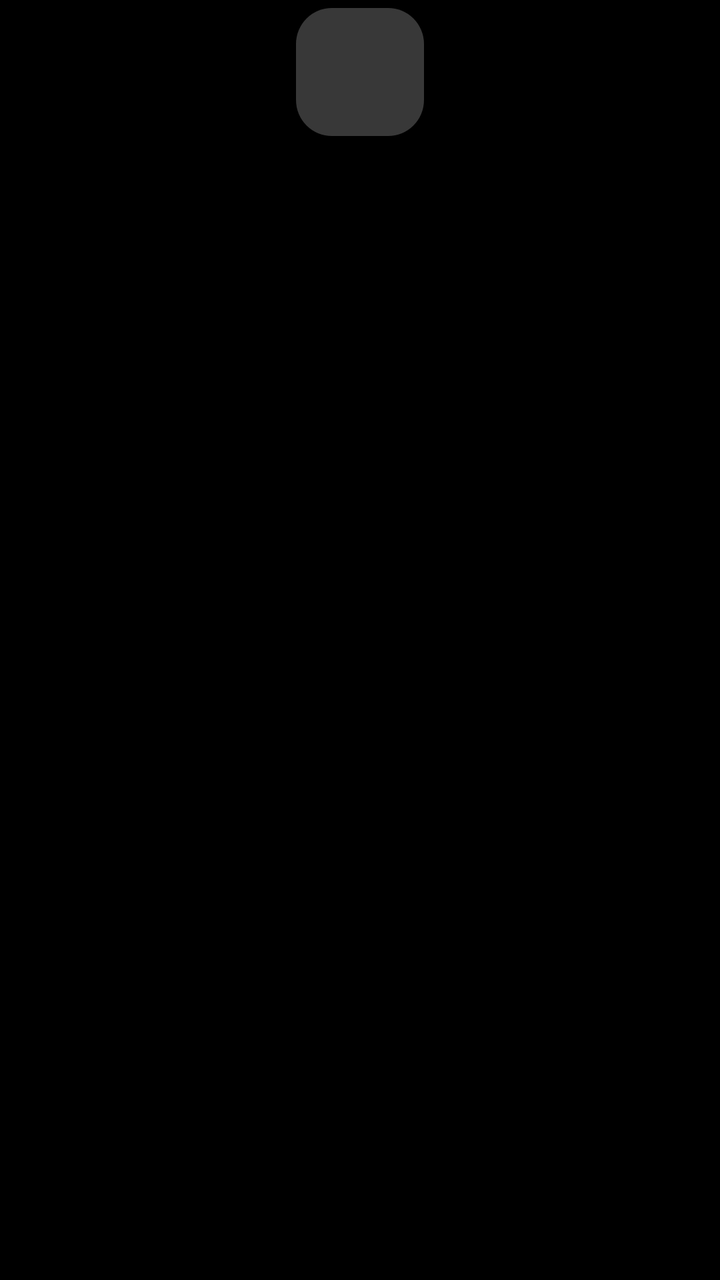
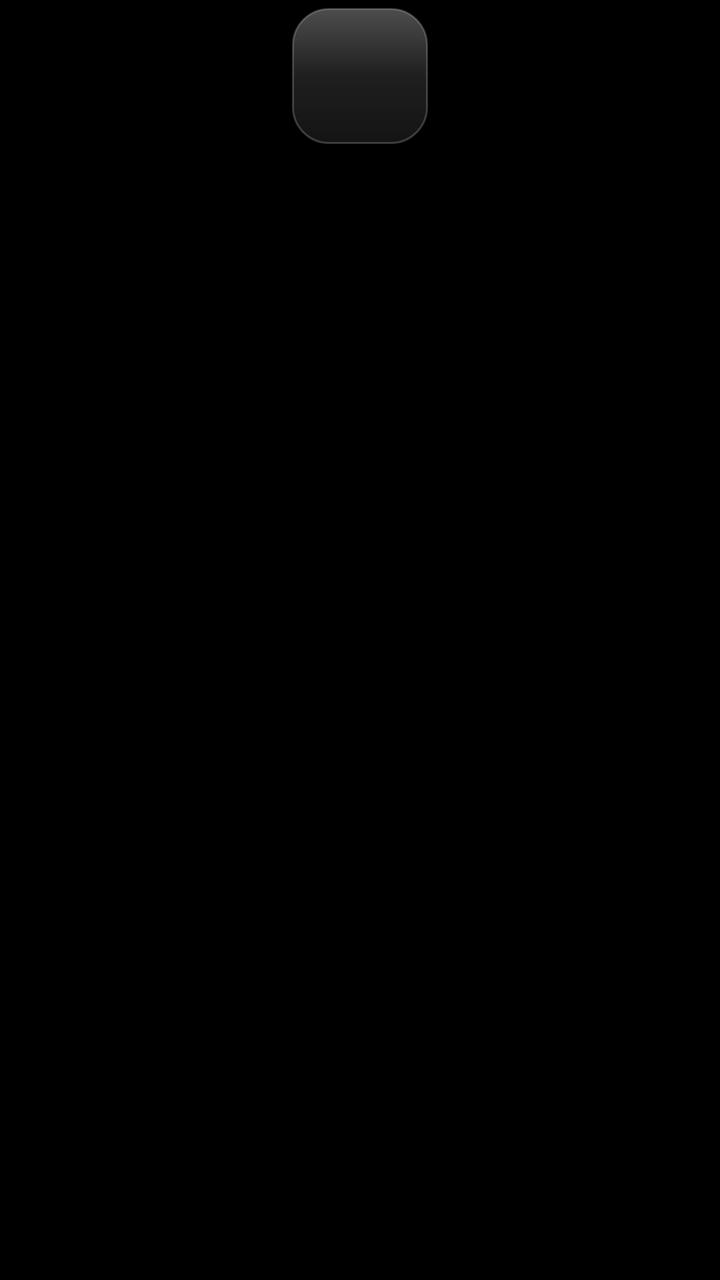

Before-and-after screenshots of an Android layout around one commit, followed by the original layout XML and the change that was made.
<!-- AndroidManifest.xml: application theme Theme.TvHome -->
<!-- res/layout/item_cc_tile.xml -->
<?xml version="1.0" encoding="utf-8"?>
<LinearLayout xmlns:android="http://schemas.android.com/apk/res/android"
    android:layout_width="84dp"
    android:layout_height="96dp"
    android:orientation="vertical"
    android:gravity="center_horizontal"
    android:paddingTop="4dp"
    android:clickable="true"
    android:focusable="true">

    <FrameLayout
        android:id="@+id/tileIconBg"
        android:layout_width="64dp"
        android:layout_height="64dp"
        android:background="@drawable/cc_tile_bg"
        android:gravity="center"
        android:duplicateParentState="true">

        <ImageView
            android:id="@+id/tileIcon"
            android:layout_width="28dp"
            android:layout_height="28dp"
            android:layout_gravity="center"
            android:contentDescription="@null" />
    </FrameLayout>

    <TextView
        android:id="@+id/tileLabel"
        android:layout_width="84dp"
        android:layout_height="wrap_content"
        android:layout_marginTop="6dp"
        android:gravity="center"
        android:singleLine="true"
        android:ellipsize="end"
        android:textColor="#D9FFFFFF"
        android:duplicateParentState="true"
        android:textSize="12sp"
        android:fontFamily="@font/outfit_medium" />
</LinearLayout>
<!-- resources referenced by this layout -->
<resources>
  <!-- drawable cc_tile_bg (drawable) -->
  <?xml version="1.0" encoding="utf-8"?>
  <selector xmlns:android="http://schemas.android.com/apk/res/android">
      <item android:state_focused="true">
          <shape android:shape="rectangle">
              <solid android:color="#F2FFFFFF" />
              <corners android:radius="18dp" />
          </shape>
      </item>
      <item>
          <shape android:shape="rectangle">
              <solid android:color="#38FFFFFF" />
              <corners android:radius="18dp" />
          </shape>
      </item>
  </selector>
  <style name="Theme.TvHome" parent="android:Theme.Holo.NoActionBar.Fullscreen">
          <item name="android:windowBackground">@android:color/black</item>
          <item name="android:colorBackground">@android:color/black</item>
          <item name="android:windowAnimationStyle">@null</item>
      </style>
</resources>

<!-- the commit's change to res/layout/item_cc_tile.xml (unified diff, before → after) -->
@@ -10,16 +10,16 @@
 
     <FrameLayout
         android:id="@+id/tileIconBg"
-        android:layout_width="64dp"
-        android:layout_height="64dp"
+        android:layout_width="68dp"
+        android:layout_height="68dp"
         android:background="@drawable/cc_tile_bg"
         android:gravity="center"
         android:duplicateParentState="true">
 
         <ImageView
             android:id="@+id/tileIcon"
-            android:layout_width="28dp"
-            android:layout_height="28dp"
+            android:layout_width="34dp"
+            android:layout_height="34dp"
             android:layout_gravity="center"
             android:contentDescription="@null" />
     </FrameLayout>
@@ -32,8 +32,9 @@
         android:gravity="center"
         android:singleLine="true"
         android:ellipsize="end"
-        android:textColor="#D9FFFFFF"
+        android:textColor="#E0FFFFFF"
         android:duplicateParentState="true"
-        android:textSize="12sp"
+        android:textSize="13.5sp"
+        android:letterSpacing="0.02"
         android:fontFamily="@font/outfit_medium" />
 </LinearLayout>
<!-- resource entries referenced after the edit -->
@@ -4,16 +4,41 @@
   <?xml version="1.0" encoding="utf-8"?>
   <selector xmlns:android="http://schemas.android.com/apk/res/android">
       <item android:state_focused="true">
-          <shape android:shape="rectangle">
-              <solid android:color="#F2FFFFFF" />
-              <corners android:radius="18dp" />
-          </shape>
+          <layer-list>
+              
+              <item>
+                  <shape android:shape="rectangle">
+                      <solid android:color="#1FFFFFFF" />
+                      <corners android:radius="30dp" />
+                  </shape>
+              </item>
+              <item android:left="4dp" android:top="4dp" android:right="4dp" android:bottom="4dp">
+                  <shape android:shape="rectangle">
+                      <gradient
+                          android:startColor="#FFFFFFFF"
+                          android:endColor="#F0F4F6FA"
+                          android:angle="270" />
+                      <corners android:radius="18dp" />
+                      <stroke android:width="1dp" android:color="#AAFFFFFF" />
+                  </shape>
+              </item>
+          </layer-list>
       </item>
       <item>
-          <shape android:shape="rectangle">
-              <solid android:color="#38FFFFFF" />
-              <corners android:radius="18dp" />
-          </shape>
+          <layer-list>
+              
+              <item>
+                  <shape android:shape="rectangle">
+                      <gradient
+                          android:startColor="#4DFFFFFF"
+                          android:centerColor="#1FFFFFFF"
+                          android:endColor="#14FFFFFF"
+                          android:angle="270" />
+                      <corners android:radius="18dp" />
+                      <stroke android:width="1dp" android:color="#33FFFFFF" />
+                  </shape>
+              </item>
+          </layer-list>
       </item>
   </selector>
   <style name="Theme.TvHome" parent="android:Theme.Holo.NoActionBar.Fullscreen">
